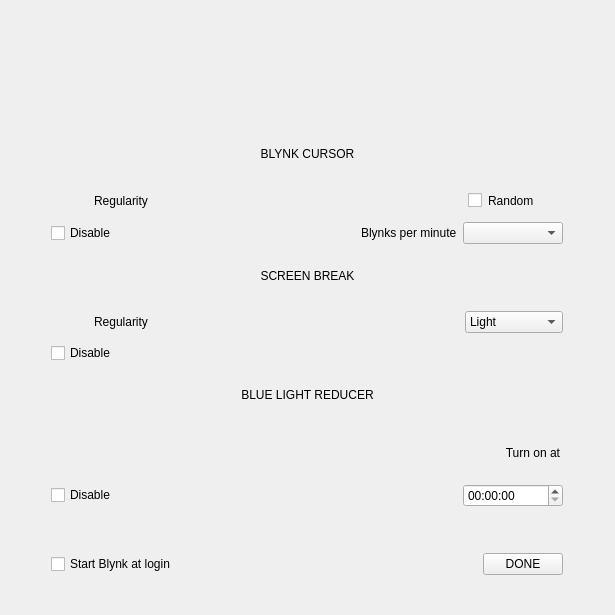
Qt form blynk/blynkwindow-mac.ui (flegall2014/Blynk) before a commit.
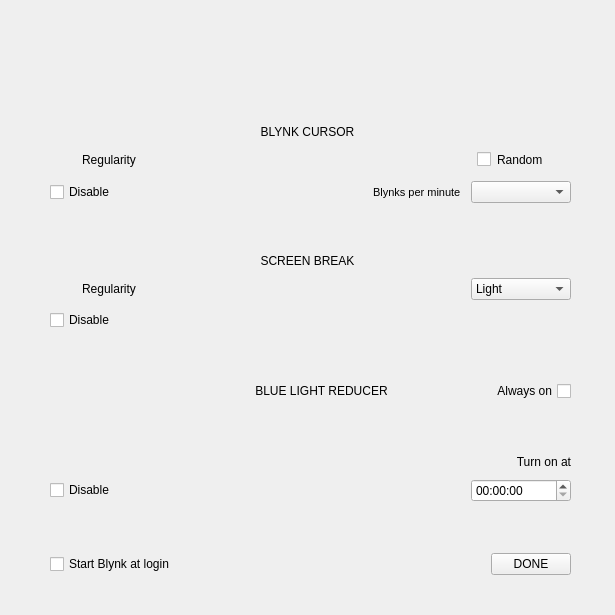
The same form after that commit. Icons and pictures are not drawn. Custom widgets are drawn as their Qt base class.

Commit message: Moving forward

Patch:
```diff
--- a/blynk/blynkwindow-mac.ui
+++ b/blynk/blynkwindow-mac.ui
@@ -41,240 +41,86 @@
    <property name="verticalSpacing">
     <number>6</number>
    </property>
-   <item row="10" column="0">
-    <layout class="QHBoxLayout" name="horizontalLayout_11" stretch="0,0,0">
-     <property name="leftMargin">
-      <number>11</number>
+   <item row="1" column="0">
+    <widget class="QWidget" name="wSeparator" native="true">
+     <property name="minimumSize">
+      <size>
+       <width>0</width>
+       <height>1</height>
+      </size>
      </property>
-     <property name="rightMargin">
-      <number>12</number>
-     </property>
-     <item>
-      <widget class="QCheckBox" name="wBlueLightReducerEnabled">
-       <property name="text">
-        <string>Disable</string>
-       </property>
-      </widget>
-     </item>
-     <item>
-      <spacer name="horizontalSpacer_3">
-       <property name="orientation">
-        <enum>Qt::Horizontal</enum>
-       </property>
-       <property name="sizeHint" stdset="0">
-        <size>
-         <width>40</width>
-         <height>20</height>
-        </size>
-       </property>
-      </spacer>
-     </item>
-     <item>
-      <widget class="QTimeEdit" name="wStartTimeEdit">
-       <property name="sizePolicy">
-        <sizepolicy hsizetype="Fixed" vsizetype="Fixed">
-         <horstretch>0</horstretch>
-         <verstretch>0</verstretch>
-        </sizepolicy>
-       </property>
-       <property name="minimumSize">
-        <size>
-         <width>100</width>
-         <height>0</height>
-        </size>
-       </property>
-       <property name="maximumSize">
-        <size>
-         <width>100</width>
-         <height>16777215</height>
-        </size>
-       </property>
-      </widget>
-     </item>
-    </layout>
-   </item>
-   <item row="0" column="0">
-    <layout class="QVBoxLayout" name="verticalLayout">
-     <item>
-      <layout class="QHBoxLayout" name="horizontalLayout_2">
-       <item>
-        <widget class="ImageWidget" name="wLogoArea" native="true"/>
-       </item>
-      </layout>
-     </item>
-    </layout>
-   </item>
-   <item row="11" column="0">
-    <spacer name="verticalSpacer">
-     <property name="orientation">
-      <enum>Qt::Vertical</enum>
-     </property>
-     <property name="sizeType">
-      <enum>QSizePolicy::Fixed</enum>
-     </property>
-     <property name="sizeHint" stdset="0">
+     <property name="maximumSize">
       <size>
-       <width>20</width>
-       <height>40</height>
+       <width>16777215</width>
+       <height>1</height>
       </size>
      </property>
-    </spacer>
+    </widget>
    </item>
    <item row="6" column="0">
-    <layout class="QHBoxLayout" name="horizontalLayout_4">
-     <property name="leftMargin">
-      <number>0</number>
-     </property>
-     <property name="rightMargin">
-      <number>12</number>
-     </property>
+    <layout class="QHBoxLayout" name="horizontalLayout_5">
      <item>
-      <widget class="QPushButton" name="wScreenBreakHelp">
-       <property name="sizePolicy">
-        <sizepolicy hsizetype="Fixed" vsizetype="Fixed">
-         <horstretch>0</horstretch>
-         <verstretch>0</verstretch>
-        </sizepolicy>
-       </property>
-       <property name="minimumSize">
-        <size>
-         <width>48</width>
-         <height>0</height>
-        </size>
-       </property>
-       <property name="maximumSize">
-        <size>
-         <width>48</width>
-         <height>16777215</height>
-        </size>
-       </property>
+      <widget class="QLabel" name="wScreenBreakLabel">
        <property name="text">
-        <string/>
+        <string>SCREEN BREAK</string>
        </property>
-       <property name="icon">
-        <iconset resource="resources.qrc">
-         <normaloff>:/icons/ico-question.png</normaloff>:/icons/ico-question.png</iconset>
+       <property name="alignment">
+        <set>Qt::AlignCenter</set>
        </property>
-       <property name="iconSize">
-        <size>
-         <width>32</width>
-         <height>32</height>
-        </size>
-       </property>
-       <property name="flat">
-        <bool>true</bool>
-       </property>
       </widget>
      </item>
+    </layout>
+   </item>
+   <item row="9" column="0">
+    <spacer name="verticalSpacer_5">
+     <property name="orientation">
+      <enum>Qt::Vertical</enum>
+     </property>
+     <property name="sizeHint" stdset="0">
+      <size>
+       <width>20</width>
+       <height>40</height>
+      </size>
+     </property>
+    </spacer>
+   </item>
+   <item row="5" column="0">
+    <spacer name="verticalSpacer_4">
+     <property name="orientation">
+      <enum>Qt::Vertical</enum>
+     </property>
+     <property name="sizeHint" stdset="0">
+      <size>
+       <width>20</width>
+       <height>40</height>
+      </size>
+     </property>
+    </spacer>
+   </item>
+   <item row="2" column="0">
+    <layout class="QHBoxLayout" name="horizontalLayout_8">
      <item>
-      <widget class="QLabel" name="label_4">
+      <widget class="QLabel" name="wBlynkCursorLabel">
        <property name="text">
-        <string>Regularity</string>
+        <string>BLYNK CURSOR</string>
        </property>
-      </widget>
-     </item>
-     <item>
-      <layout class="QVBoxLayout" name="verticalLayout_3">
-       <item>
-        <spacer name="verticalSpacer_3">
-         <property name="orientation">
-          <enum>Qt::Vertical</enum>
-         </property>
-         <property name="sizeType">
-          <enum>QSizePolicy::Fixed</enum>
-         </property>
-         <property name="sizeHint" stdset="0">
-          <size>
-           <width>20</width>
-           <height>30</height>
-          </size>
-         </property>
-        </spacer>
-       </item>
-       <item>
-        <widget class="Slider" name="wScreenBreakSlider" native="true">
-         <property name="sizePolicy">
-          <sizepolicy hsizetype="Expanding" vsizetype="Preferred">
-           <horstretch>0</horstretch>
-           <verstretch>0</verstretch>
-          </sizepolicy>
-         </property>
-        </widget>
-       </item>
-      </layout>
-     </item>
-     <item>
-      <widget class="QPushButton" name="wScreenBreakStrengthHelp">
-       <property name="sizePolicy">
-        <sizepolicy hsizetype="Fixed" vsizetype="Fixed">
-         <horstretch>0</horstretch>
-         <verstretch>0</verstretch>
-        </sizepolicy>
+       <property name="alignment">
+        <set>Qt::AlignCenter</set>
        </property>
-       <property name="text">
-        <string/>
-       </property>
-       <property name="icon">
-        <iconset resource="resources.qrc">
-         <normaloff>:/icons/ico-question.png</normaloff>:/icons/ico-question.png</iconset>
-       </property>
-       <property name="iconSize">
-        <size>
-         <width>32</width>
-         <height>32</height>
-        </size>
-       </property>
-       <property name="flat">
-        <bool>true</bool>
-       </property>
       </widget>
      </item>
-     <item>
-      <widget class="QComboBox" name="wScreenBreakStrengthCombo">
-       <property name="sizePolicy">
-        <sizepolicy hsizetype="Fixed" vsizetype="Fixed">
-         <horstretch>0</horstretch>
-         <verstretch>0</verstretch>
-        </sizepolicy>
-       </property>
-       <property name="minimumSize">
-        <size>
-         <width>98</width>
-         <height>0</height>
-        </size>
-       </property>
-       <property name="maximumSize">
-        <size>
-         <width>98</width>
-         <height>16777215</height>
-        </size>
-       </property>
-       <item>
-        <property name="text">
-         <string>Light</string>
-        </property>
-       </item>
-       <item>
-        <property name="text">
-         <string>Medium</string>
-        </property>
-       </item>
-       <item>
-        <property name="text">
-         <string>Strong</string>
-        </property>
-       </item>
-      </widget>
-     </item>
     </layout>
    </item>
-   <item row="12" column="0">
+   <item row="16" column="0">
     <layout class="QHBoxLayout" name="horizontalLayout_12">
+     <property name="spacing">
+      <number>2</number>
+     </property>
      <property name="leftMargin">
-      <number>11</number>
+      <number>10</number>
      </property>
      <property name="rightMargin">
-      <number>12</number>
+      <number>4</number>
      </property>
      <item>
       <widget class="QCheckBox" name="wStartBlynkAtLoginCheckBox">
@@ -317,27 +163,16 @@
      </item>
     </layout>
    </item>
-   <item row="2" column="0">
-    <layout class="QHBoxLayout" name="horizontalLayout_8">
-     <item>
-      <widget class="QLabel" name="wBlynkCursorLabel">
-       <property name="text">
-        <string>BLYNK CURSOR</string>
-       </property>
-       <property name="alignment">
-        <set>Qt::AlignCenter</set>
-       </property>
-      </widget>
-     </item>
-    </layout>
-   </item>
    <item row="3" column="0">
     <layout class="QHBoxLayout" name="horizontalLayout_7">
+     <property name="spacing">
+      <number>2</number>
+     </property>
      <property name="leftMargin">
       <number>0</number>
      </property>
      <property name="rightMargin">
-      <number>12</number>
+      <number>4</number>
      </property>
      <item>
       <widget class="QPushButton" name="wBlynkCursorHelp">
@@ -347,18 +182,6 @@
          <verstretch>0</verstretch>
         </sizepolicy>
        </property>
-       <property name="minimumSize">
-        <size>
-         <width>48</width>
-         <height>0</height>
-        </size>
-       </property>
-       <property name="maximumSize">
-        <size>
-         <width>48</width>
-         <height>16777215</height>
-        </size>
-       </property>
        <property name="text">
         <string/>
        </property>
@@ -450,13 +273,13 @@
        </property>
        <property name="minimumSize">
         <size>
-         <width>103</width>
+         <width>100</width>
          <height>0</height>
         </size>
        </property>
        <property name="maximumSize">
         <size>
-         <width>103</width>
+         <width>100</width>
          <height>16777215</height>
         </size>
        </property>
@@ -467,7 +290,7 @@
         <bool>false</bool>
        </property>
        <property name="styleSheet">
-        <string notr="true">padding-left: 8px</string>
+        <string notr="true">padding-left: 6px</string>
        </property>
        <property name="text">
         <string>Random</string>
@@ -476,13 +299,49 @@
      </item>
     </layout>
    </item>
+   <item row="8" column="0">
+    <layout class="QHBoxLayout" name="horizontalLayout_3">
+     <property name="spacing">
+      <number>2</number>
+     </property>
+     <property name="leftMargin">
+      <number>10</number>
+     </property>
+     <property name="rightMargin">
+      <number>4</number>
+     </property>
+     <item>
+      <widget class="QCheckBox" name="wScreenBreakEnabled">
+       <property name="text">
+        <string>Disable</string>
+       </property>
+      </widget>
+     </item>
+     <item>
+      <spacer name="horizontalSpacer_2">
+       <property name="orientation">
+        <enum>Qt::Horizontal</enum>
+       </property>
+       <property name="sizeHint" stdset="0">
+        <size>
+         <width>40</width>
+         <height>20</height>
+        </size>
+       </property>
+      </spacer>
+     </item>
+    </layout>
+   </item>
    <item row="4" column="0">
     <layout class="QHBoxLayout" name="horizontalLayout_6">
+     <property name="spacing">
+      <number>2</number>
+     </property>
      <property name="leftMargin">
-      <number>11</number>
+      <number>10</number>
      </property>
      <property name="rightMargin">
-      <number>12</number>
+      <number>4</number>
      </property>
      <item>
       <widget class="QCheckBox" name="wBlynkCursorEnabled">
@@ -506,11 +365,32 @@
      </item>
      <item>
       <widget class="QLabel" name="label_2">
+       <property name="font">
+        <font>
+         <pointsize>8</pointsize>
+        </font>
+       </property>
        <property name="text">
         <string>Blynks per minute</string>
        </property>
       </widget>
      </item>
+     <item>
+      <spacer name="horizontalSpacer_5">
+       <property name="orientation">
+        <enum>Qt::Horizontal</enum>
+       </property>
+       <property name="sizeType">
+        <enum>QSizePolicy::Fixed</enum>
+       </property>
+       <property name="sizeHint" stdset="0">
+        <size>
+         <width>8</width>
+         <height>20</height>
+        </size>
+       </property>
+      </spacer>
+     </item>
      <item>
       <widget class="QComboBox" name="wBlynkPerMinuteValues">
        <property name="sizePolicy">
@@ -535,8 +415,27 @@
      </item>
     </layout>
    </item>
-   <item row="8" column="0">
+   <item row="10" column="0">
     <layout class="QHBoxLayout" name="horizontalLayout_9">
+     <property name="rightMargin">
+      <number>4</number>
+     </property>
+     <item>
+      <spacer name="horizontalSpacer_7">
+       <property name="orientation">
+        <enum>Qt::Horizontal</enum>
+       </property>
+       <property name="sizeType">
+        <enum>QSizePolicy::Fixed</enum>
+       </property>
+       <property name="sizeHint" stdset="0">
+        <size>
+         <width>200</width>
+         <height>20</height>
+        </size>
+       </property>
+      </spacer>
+     </item>
      <item>
       <widget class="QLabel" name="wBlueLightReducerLabel">
        <property name="text">
@@ -547,15 +446,28 @@
        </property>
       </widget>
      </item>
+     <item>
+      <widget class="QCheckBox" name="wAlwaysOnCheckBox">
+       <property name="layoutDirection">
+        <enum>Qt::RightToLeft</enum>
+       </property>
+       <property name="text">
+        <string>Always on</string>
+       </property>
+      </widget>
+     </item>
     </layout>
    </item>
-   <item row="9" column="0">
+   <item row="13" column="0">
     <layout class="QHBoxLayout" name="horizontalLayout_10" stretch="0,0,0,0">
+     <property name="spacing">
+      <number>2</number>
+     </property>
      <property name="leftMargin">
       <number>0</number>
      </property>
      <property name="rightMargin">
-      <number>12</number>
+      <number>4</number>
      </property>
      <item>
       <widget class="QPushButton" name="wBlueLightReducerHelp">
@@ -565,18 +477,6 @@
          <verstretch>0</verstretch>
         </sizepolicy>
        </property>
-       <property name="minimumSize">
-        <size>
-         <width>48</width>
-         <height>0</height>
-        </size>
-       </property>
-       <property name="maximumSize">
-        <size>
-         <width>48</width>
-         <height>16777215</height>
-        </size>
-       </property>
        <property name="text">
         <string/>
        </property>
@@ -653,13 +553,13 @@
        </property>
        <property name="minimumSize">
         <size>
-         <width>93</width>
+         <width>94</width>
          <height>0</height>
         </size>
        </property>
        <property name="maximumSize">
         <size>
-         <width>93</width>
+         <width>94</width>
          <height>16777215</height>
         </size>
        </property>
@@ -667,7 +567,7 @@
         <enum>Qt::LeftToRight</enum>
        </property>
        <property name="styleSheet">
-        <string notr="true">padding-left: 8px</string>
+        <string notr="true"/>
        </property>
        <property name="text">
         <string>Turn on at</string>
@@ -679,65 +579,274 @@
      </item>
     </layout>
    </item>
+   <item row="14" column="0">
+    <layout class="QHBoxLayout" name="horizontalLayout_11" stretch="0,0,0,0">
+     <property name="spacing">
+      <number>2</number>
+     </property>
+     <property name="leftMargin">
+      <number>10</number>
+     </property>
+     <property name="rightMargin">
+      <number>4</number>
+     </property>
+     <item>
+      <widget class="QCheckBox" name="wBlueLightReducerEnabled">
+       <property name="text">
+        <string>Disable</string>
+       </property>
+      </widget>
+     </item>
+     <item>
+      <spacer name="horizontalSpacer_3">
+       <property name="orientation">
+        <enum>Qt::Horizontal</enum>
+       </property>
+       <property name="sizeHint" stdset="0">
+        <size>
+         <width>40</width>
+         <height>20</height>
+        </size>
+       </property>
+      </spacer>
+     </item>
+     <item>
+      <spacer name="horizontalSpacer_6">
+       <property name="orientation">
+        <enum>Qt::Horizontal</enum>
+       </property>
+       <property name="sizeType">
+        <enum>QSizePolicy::Fixed</enum>
+       </property>
+       <property name="sizeHint" stdset="0">
+        <size>
+         <width>8</width>
+         <height>20</height>
+        </size>
+       </property>
+      </spacer>
+     </item>
+     <item>
+      <widget class="QTimeEdit" name="wStartTimeEdit">
+       <property name="sizePolicy">
+        <sizepolicy hsizetype="Fixed" vsizetype="Fixed">
+         <horstretch>0</horstretch>
+         <verstretch>0</verstretch>
+        </sizepolicy>
+       </property>
+       <property name="minimumSize">
+        <size>
+         <width>100</width>
+         <height>0</height>
+        </size>
+       </property>
+       <property name="maximumSize">
+        <size>
+         <width>100</width>
+         <height>16777215</height>
+        </size>
+       </property>
+      </widget>
+     </item>
+    </layout>
+   </item>
+   <item row="15" column="0">
+    <spacer name="verticalSpacer">
+     <property name="orientation">
+      <enum>Qt::Vertical</enum>
+     </property>
+     <property name="sizeType">
+      <enum>QSizePolicy::Expanding</enum>
+     </property>
+     <property name="sizeHint" stdset="0">
+      <size>
+       <width>20</width>
+       <height>20</height>
+      </size>
+     </property>
+    </spacer>
+   </item>
+   <item row="0" column="0">
+    <layout class="QVBoxLayout" name="verticalLayout">
+     <item>
+      <layout class="QHBoxLayout" name="horizontalLayout_2">
+       <item>
+        <widget class="ImageWidget" name="wLogoArea" native="true">
+         <property name="sizePolicy">
+          <sizepolicy hsizetype="Preferred" vsizetype="Expanding">
+           <horstretch>0</horstretch>
+           <verstretch>0</verstretch>
+          </sizepolicy>
+         </property>
+         <property name="minimumSize">
+          <size>
+           <width>0</width>
+           <height>48</height>
+          </size>
+         </property>
+         <property name="maximumSize">
+          <size>
+           <width>16777215</width>
+           <height>48</height>
+          </size>
+         </property>
+        </widget>
+       </item>
+      </layout>
+     </item>
+    </layout>
+   </item>
    <item row="7" column="0">
-    <layout class="QHBoxLayout" name="horizontalLayout_3">
+    <layout class="QHBoxLayout" name="horizontalLayout_4">
+     <property name="spacing">
+      <number>2</number>
+     </property>
      <property name="leftMargin">
-      <number>11</number>
+      <number>0</number>
      </property>
      <property name="rightMargin">
-      <number>12</number>
+      <number>4</number>
      </property>
      <item>
-      <widget class="QCheckBox" name="wScreenBreakEnabled">
+      <widget class="QPushButton" name="wScreenBreakHelp">
+       <property name="sizePolicy">
+        <sizepolicy hsizetype="Fixed" vsizetype="Fixed">
+         <horstretch>0</horstretch>
+         <verstretch>0</verstretch>
+        </sizepolicy>
+       </property>
        <property name="text">
-        <string>Disable</string>
+        <string/>
        </property>
+       <property name="icon">
+        <iconset resource="resources.qrc">
+         <normaloff>:/icons/ico-question.png</normaloff>:/icons/ico-question.png</iconset>
+       </property>
+       <property name="iconSize">
+        <size>
+         <width>32</width>
+         <height>32</height>
+        </size>
+       </property>
+       <property name="flat">
+        <bool>true</bool>
+       </property>
       </widget>
      </item>
      <item>
-      <spacer name="horizontalSpacer_2">
-       <property name="orientation">
-        <enum>Qt::Horizontal</enum>
+      <widget class="QLabel" name="label_4">
+       <property name="text">
+        <string>Regularity</string>
        </property>
-       <property name="sizeHint" stdset="0">
+      </widget>
+     </item>
+     <item>
+      <layout class="QVBoxLayout" name="verticalLayout_3">
+       <item>
+        <spacer name="verticalSpacer_3">
+         <property name="orientation">
+          <enum>Qt::Vertical</enum>
+         </property>
+         <property name="sizeType">
+          <enum>QSizePolicy::Fixed</enum>
+         </property>
+         <property name="sizeHint" stdset="0">
+          <size>
+           <width>20</width>
+           <height>30</height>
+          </size>
+         </property>
+        </spacer>
+       </item>
+       <item>
+        <widget class="Slider" name="wScreenBreakSlider" native="true">
+         <property name="sizePolicy">
+          <sizepolicy hsizetype="Expanding" vsizetype="Preferred">
+           <horstretch>0</horstretch>
+           <verstretch>0</verstretch>
+          </sizepolicy>
+         </property>
+        </widget>
+       </item>
+      </layout>
+     </item>
+     <item>
+      <widget class="QPushButton" name="wScreenBreakStrengthHelp">
+       <property name="sizePolicy">
+        <sizepolicy hsizetype="Fixed" vsizetype="Fixed">
+         <horstretch>0</horstretch>
+         <verstretch>0</verstretch>
+        </sizepolicy>
+       </property>
+       <property name="text">
+        <string/>
+       </property>
+       <property name="icon">
+        <iconset resource="resources.qrc">
+         <normaloff>:/icons/ico-question.png</normaloff>:/icons/ico-question.png</iconset>
+       </property>
+       <property name="iconSize">
         <size>
-         <width>40</width>
-         <height>20</height>
+         <width>32</width>
+         <height>32</height>
         </size>
        </property>
-      </spacer>
+       <property name="flat">
+        <bool>true</bool>
+       </property>
+      </widget>
      </item>
-    </layout>
-   </item>
-   <item row="5" column="0">
-    <layout class="QHBoxLayout" name="horizontalLayout_5">
      <item>
-      <widget class="QLabel" name="wScreenBreakLabel">
-       <property name="text">
-        <string>SCREEN BREAK</string>
+      <widget class="QComboBox" name="wScreenBreakStrengthCombo">
+       <property name="sizePolicy">
+        <sizepolicy hsizetype="Fixed" vsizetype="Fixed">
+         <horstretch>0</horstretch>
+         <verstretch>0</verstretch>
+        </sizepolicy>
        </property>
-       <property name="alignment">
-        <set>Qt::AlignCenter</set>
+       <property name="minimumSize">
+        <size>
+         <width>100</width>
+         <height>0</height>
+        </size>
        </property>
+       <property name="maximumSize">
+        <size>
+         <width>100</width>
+         <height>16777215</height>
+        </size>
+       </property>
+       <item>
+        <property name="text">
+         <string>Light</string>
+        </property>
+       </item>
+       <item>
+        <property name="text">
+         <string>Medium</string>
+        </property>
+       </item>
+       <item>
+        <property name="text">
+         <string>Strong</string>
+        </property>
+       </item>
       </widget>
      </item>
     </layout>
    </item>
-   <item row="1" column="0">
-    <widget class="QWidget" name="wSeparator" native="true">
-     <property name="minimumSize">
-      <size>
-       <width>0</width>
-       <height>1</height>
-      </size>
+   <item row="12" column="0">
+    <spacer name="verticalSpacer_6">
+     <property name="orientation">
+      <enum>Qt::Vertical</enum>
      </property>
-     <property name="maximumSize">
+     <property name="sizeHint" stdset="0">
       <size>
-       <width>16777215</width>
-       <height>1</height>
+       <width>20</width>
+       <height>40</height>
       </size>
      </property>
-    </widget>
+    </spacer>
    </item>
   </layout>
  </widget>
```
